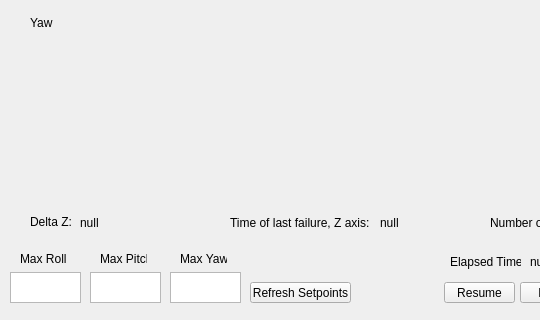
Before: the Qt Designer form Tools/3DRGimbalFactoryApplication/3DRGimbalFactoryApplication/wobble_test_dialog.ui in Gussy/solo-gimbal, drawn with Qt 5; both pictures show x 0 to 540 and y 468 to 788 of the 685 by 788 pixel window.
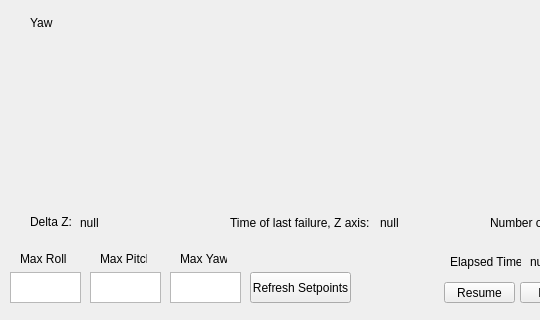
After: the same form once the commit is applied. Custom widgets are drawn as their Qt base class.

```diff
--- a/Tools/3DRGimbalFactoryApplication/3DRGimbalFactoryApplication/wobble_test_dialog.ui
+++ b/Tools/3DRGimbalFactoryApplication/3DRGimbalFactoryApplication/wobble_test_dialog.ui
@@ -431,9 +431,9 @@
    <property name="geometry">
     <rect>
      <x>250</x>
-     <y>750</y>
+     <y>740</y>
      <width>101</width>
-     <height>21</height>
+     <height>31</height>
     </rect>
    </property>
    <property name="text">
```
